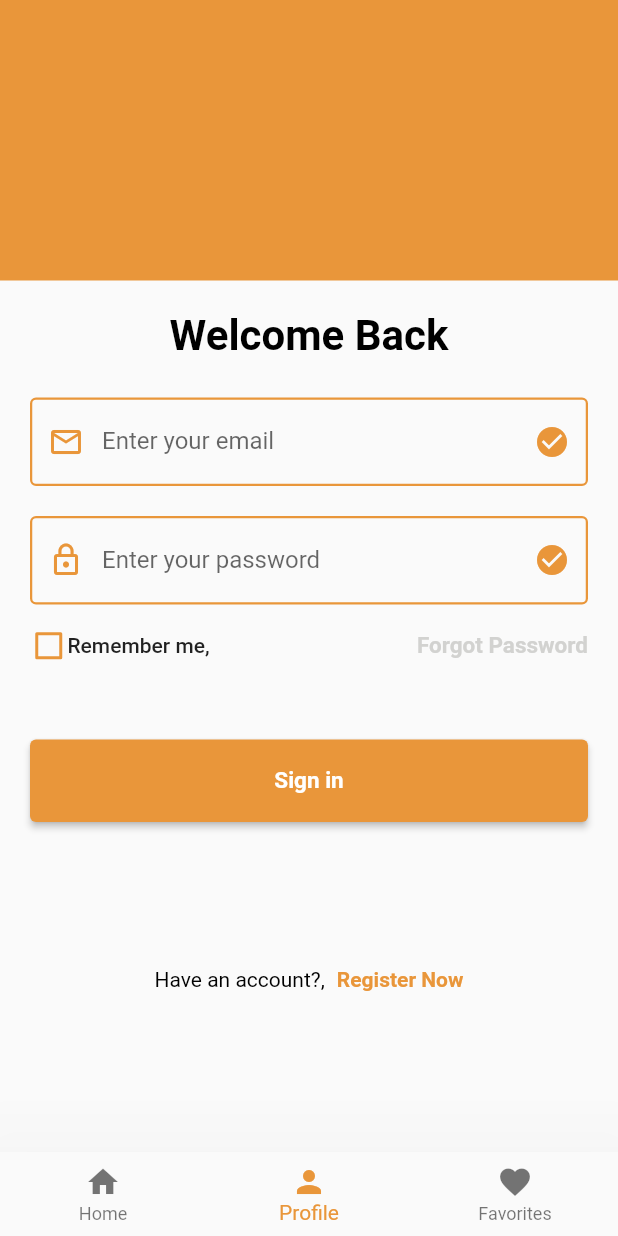
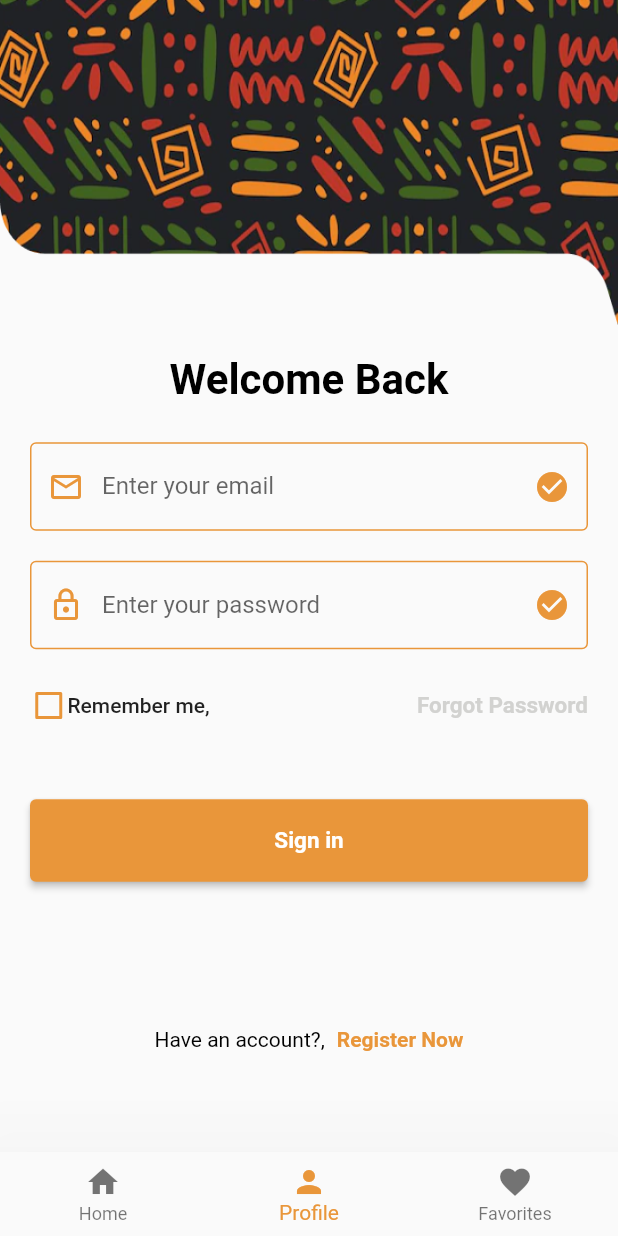
Before and after one commit to black-coda/ologe, a Flutter app: the screen it shows after launch, item 2 of the bottom bar chosen, after a tap on "Sign in", on a phone screen of 412 x 824 dp. Run offline on Flutter 3.47's test engine with Material 2 defaults, Android fonts, the phone set to English and light mode, and no system bars; our stand-ins replace font_awesome_flutter, google_fonts.

Commit message:
create custom clip path and material pattern ✅✅✅

```diff
--- a/lib/UI/cardGrid.dart
+++ b/lib/UI/cardGrid.dart
@@ -9,6 +9,7 @@ class CardGrids extends StatefulWidget {
 }
 
 class _CardGridsState extends State<CardGrids> {
+  // Color currentColor = Theme.of(context).colorScheme.primary;
   @override
   Widget build(BuildContext context) {
     return SliverGrid(
@@ -20,13 +21,12 @@ class _CardGridsState extends State<CardGrids> {
       ),
       delegate: SliverChildBuilderDelegate(
         (BuildContext context, int index) {
-          return Stack(children: [
-            Container(
+          return Container(
             decoration: BoxDecoration(
                 color: Color((math.Random().nextDouble() * 0xFFFFFF).toInt())
                     .withOpacity(1.0),
                 borderRadius: const BorderRadius.all(Radius.circular(10.0))),
-              padding: const EdgeInsets.only(bottom: 8.0, right: 0),
+            padding: const EdgeInsets.only(bottom: 2.0, right: 0),
             child: Column(
               children: [
                 Row(
@@ -36,9 +36,10 @@ class _CardGridsState extends State<CardGrids> {
                       // height: 29,
 
                       decoration: BoxDecoration(
-                          color: Color((math.Random().nextDouble() * 0xFFFFFF)
-                                  .toInt())
-                              .withOpacity(1.0),
+                        color: Theme.of(context)
+                            .colorScheme
+                            .secondary
+                            .withOpacity(0.8),
                         borderRadius: const BorderRadius.only(
                           topRight: Radius.circular(10.0),
                           bottomLeft: Radius.circular(10),
@@ -60,18 +61,17 @@ class _CardGridsState extends State<CardGrids> {
 
                 // Image goes here
 
-                  Positioned(
-                    bottom: 20,
+                SizedBox(
+                  height: 175,
                   child: Image.asset(
-                      "assets/banner_1.png",
+                    "assets/clothe_1.png",
                     // alignment: Alignment.topRight,
-                      // fit: BoxFit.fitHeight,
+                    fit: BoxFit.contain,
                   ),
                 ),
               ],
             ),
-            ),
-          ]);
+          );
         },
         childCount: 10,
       ),
--- a/lib/UI/home.dart
+++ b/lib/UI/home.dart
@@ -80,40 +80,7 @@ class _HomeScreenState extends State<HomeScreen> {
 
                     // SEARCH BAR
 
-                    TextFormField(
-                      decoration: InputDecoration(
-                        hintText: "Ankara",
-                        hintStyle: TextStyle(
-                          fontSize: 13,
-                          color: Theme.of(context).colorScheme.primary,
-                        ),
-                        label: Text(
-                          "Search",
-                          style: TextStyle(
-                            fontSize: 13,
-                            color: Theme.of(context).colorScheme.primary,
-                          ),
-                        ),
-                        labelStyle: const TextStyle(
-                          color: Color(0xffEAEAEC),
-                        ),
-                        fillColor: const Color(0xffEAEAEC),
-                        enabledBorder: const OutlineInputBorder(
-                          borderRadius: BorderRadius.all(Radius.circular(15)),
-                          borderSide: BorderSide(
-                            width: 1.0,
-                            color: Color(0xffEBEBED),
-                          ),
-                        ),
-                        filled: true,
-                        border: const OutlineInputBorder(
-                          borderSide: BorderSide(
-                            width: 0,
-                            color: Color(0xffEBEBED),
-                          ),
-                        ),
-                      ),
-                    ),
+                    const SearchTextFormField(),
 
                     const SizedBox(
                       height: 47,
@@ -121,7 +88,64 @@ class _HomeScreenState extends State<HomeScreen> {
 
                     //Dash feed
 
-                    Container(
+                    const DashFeed(),
+
+                    const SizedBox(
+                      height: 30,
+                    ),
+
+                    _highlightRow(),
+
+                    // CARDS
+
+                    const SizedBox(
+                      height: 20,
+                    ),
+                  ],
+                ),
+              ),
+              const CardGrids()
+            ],
+          ),
+        ),
+      ),
+    );
+  }
+
+  Row _highlightRow() {
+    return Row(
+      mainAxisAlignment: MainAxisAlignment.spaceBetween,
+      children: [
+        Text(
+          "New Arrival 🔥",
+          style: GoogleFonts.poppins(
+            fontWeight: FontWeight.bold,
+            fontSize: 17,
+          ),
+        ),
+        TextButton(
+          onPressed: () {},
+          child: Text(
+            "See all",
+            style: GoogleFonts.poppins(
+              fontWeight: FontWeight.bold,
+              fontSize: 13,
+            ),
+          ),
+        ),
+      ],
+    );
+  }
+}
+
+class DashFeed extends StatelessWidget {
+  const DashFeed({
+    Key? key,
+  }) : super(key: key);
+
+  @override
+  Widget build(BuildContext context) {
+    return Container(
       padding: const EdgeInsets.all(8),
       height: 220,
       decoration: const BoxDecoration(
@@ -180,52 +204,50 @@ class _HomeScreenState extends State<HomeScreen> {
           )
         ],
       ),
+    );
+  }
+}
+
+class SearchTextFormField extends StatelessWidget {
+  const SearchTextFormField({
+    Key? key,
+  }) : super(key: key);
+
+  @override
+  Widget build(BuildContext context) {
+    return TextFormField(
+      decoration: InputDecoration(
+        hintText: "Ankara",
+        hintStyle: TextStyle(
+          fontSize: 13,
+          color: Theme.of(context).colorScheme.primary,
         ),
-
-                    const SizedBox(
-                      height: 30,
-                    ),
-
-                    _highlightRow(),
-
-                    // CARDS
-
-                    const SizedBox(
-                      height: 20,
-                    ),
-                  ],
+        label: Text(
+          "Search",
+          style: TextStyle(
+            fontSize: 13,
+            color: Theme.of(context).colorScheme.primary,
           ),
         ),
-              const CardGrids()
-            ],
+        labelStyle: const TextStyle(
+          color: Color(0xffEAEAEC),
+        ),
+        fillColor: const Color(0xffEAEAEC),
+        enabledBorder: const OutlineInputBorder(
+          borderRadius: BorderRadius.all(Radius.circular(15)),
+          borderSide: BorderSide(
+            width: 1.0,
+            color: Color(0xffEBEBED),
+          ),
+        ),
+        filled: true,
+        border: const OutlineInputBorder(
+          borderSide: BorderSide(
+            width: 0,
+            color: Color(0xffEBEBED),
           ),
         ),
       ),
     );
   }
-
-  Row _highlightRow() {
-    return Row(
-      mainAxisAlignment: MainAxisAlignment.spaceBetween,
-      children: [
-        Text(
-          "New Arrival 🔥",
-          style: GoogleFonts.poppins(
-            fontWeight: FontWeight.bold,
-            fontSize: 17,
-          ),
-        ),
-        TextButton(
-          onPressed: () {},
-          child: Text(
-            "See all",
-            style: GoogleFonts.poppins(
-              fontWeight: FontWeight.bold,
-              fontSize: 13,
-            ),
-          ),
-        ),
-      ],
-    );
 }
-}
--- /dev/null
+++ b/lib/UI/login_ui.dart
@@ -0,0 +1,190 @@
+import 'dart:convert';
+
+// import 'package:damishop/env.dart';
+// import 'package:damishop/product.dart';
+import 'package:flutter/material.dart';
+import 'package:http/http.dart' as http;
+
+import 'utils/customTextFormField.dart';
+
+class HomeWidget extends StatefulWidget {
+  const HomeWidget({super.key});
+
+  @override
+  State<HomeWidget> createState() => _HomeWidgetState();
+}
+
+class _HomeWidgetState extends State<HomeWidget> {
+  // Future<List<Product>> product;
+
+  bool isChecked = false;
+
+  //change state of checkbox
+
+  void checkBoxState(bool value) {
+    return setState(() {
+      isChecked = value;
+    });
+  }
+
+  @override
+  void initState() {
+    super.initState();
+    getData();
+  }
+
+  void getData() async {
+    // await response from the server
+    // http.Response response = await http
+    //     .get(Uri.parse("http://192.168.0.106:8000/api/v1/product-list-fbv/"));
+    // print(response.statusCode);
+
+    // print(response.body);
+    // Map data = jsonDecode(response.body);
+
+    // var responses =
+    //     await http.get(Uri.parse("http://127.0.0.1:8000/categories/"));
+    // print(responses.body);
+  }
+
+  @override
+  Widget build(BuildContext context) {
+    //mediaQuery
+    double widthOfScreen = MediaQuery.of(context).size.width;
+    double heightOfScreen = MediaQuery.of(context).size.height;
+    return Scaffold(
+      body: CustomScrollView(
+        slivers: [
+          // SliverAppBar(
+          //   backgroundColor: Colors.transparent,
+          //   expandedHeight: height_of_screen / 3.8,
+          //   flexibleSpace: FlexibleSpaceBar(
+          //     background: Image.asset(
+          //       "assets/material-bg.png",
+          //       fit: BoxFit.fill,
+          //     ),
+          //   ),
+          // ),
+          SliverToBoxAdapter(
+            child: Column(
+              mainAxisSize: MainAxisSize.min,
+              children: [
+                Container(
+                  height: heightOfScreen / 3.8,
+                  decoration: const BoxDecoration(
+                    image: DecorationImage(
+                      image: AssetImage("assets/material-bg.png"),
+                      fit: BoxFit.fill,
+                    ),
+                  ),
+                ),
+                const SizedBox(height: 20),
+                Form(
+                  child: Padding(
+                    padding: const EdgeInsets.symmetric(horizontal: 20.0),
+                    child: Column(
+                      children: [
+                        const Text(
+                          "Welcome Back",
+                          style: TextStyle(
+                            color: Colors.black,
+                            fontSize: 28,
+                            fontWeight: FontWeight.bold,
+                          ),
+                        ),
+                        const SizedBox(height: 25),
+                        const CustomTextField(
+                            prefixIcon: Icons.email_outlined,
+                            label: "Enter your email"),
+                        const SizedBox(height: 20),
+                        const CustomTextField(
+                            prefixIcon: Icons.lock_outline,
+                            label: "Enter your password"),
+                        const SizedBox(height: 25),
+                        Row(
+                          mainAxisAlignment: MainAxisAlignment.spaceBetween,
+                          children: [
+                            Row(
+                              children: [
+                                SizedBox(
+                                  height: 25,
+                                  width: 25,
+                                  child: Checkbox(
+                                    value: isChecked,
+                                    onChanged: null,
+                                    side: BorderSide(
+                                      color:
+                                          Theme.of(context).colorScheme.primary,
+                                      width: 2.0,
+                                    ),
+                                  ),
+                                ),
+                                const Text(
+                                  "Remember me,",
+                                  style: TextStyle(
+                                    fontWeight: FontWeight.w500,
+                                  ),
+                                ),
+                              ],
+                            ),
+                            const Text(
+                              "Forgot Password",
+                              style: TextStyle(
+                                  color: Color(0xffD2D2D0),
+                                  fontWeight: FontWeight.w700,
+                                  fontSize: 15),
+                            )
+                          ],
+                        ),
+                        const SizedBox(height: 50),
+                        ElevatedButton(
+                          onPressed: () {},
+                          style: ElevatedButton.styleFrom(
+                              minimumSize: Size(widthOfScreen - 40, 55)),
+                          child: const Text(
+                            "Sign in",
+                            style: TextStyle(
+                              fontWeight: FontWeight.bold,
+                              fontSize: 15,
+                            ),
+                          ),
+                        ),
+                        const SizedBox(height: 80),
+                        Row(
+                          mainAxisSize: MainAxisSize.min,
+                          mainAxisAlignment: MainAxisAlignment.spaceBetween,
+                          children: [
+                            const Text(
+                              "Have an account?,",
+                              style: TextStyle(
+                                color: Colors.black,
+                              ),
+                            ),
+                            const SizedBox(width: 8),
+                            GestureDetector(
+                              onTap: () {
+                                //TODO: To implement Navigate to login
+                              },
+                              child: Text(
+                                "Register Now",
+                                style: TextStyle(
+                                  color: Theme.of(context).colorScheme.primary,
+                                  fontWeight: FontWeight.bold,
+                                ),
+                              ),
+                            ),
+                            const SizedBox(height: 50),
+                          ],
+                        ),
+                      ],
+                    ),
+                  ),
+                )
+              ],
+            ),
+          )
+        ],
+      ),
+    );
+  }
+}
--- a/lib/UI/logn_ui.dart
+++ /dev/null
@@ -1,206 +0,0 @@
-import 'dart:convert';
-
-// import 'package:damishop/env.dart';
-// import 'package:damishop/product.dart';
-import 'package:flutter/material.dart';
-import 'package:http/http.dart' as http;
-
-class HomeWidget extends StatefulWidget {
-  const HomeWidget({super.key});
-
-  @override
-  State<HomeWidget> createState() => _HomeWidgetState();
-}
-
-class _HomeWidgetState extends State<HomeWidget> {
-  // Future<List<Product>> product;
-
-  bool isChecked = false;
-
-  //change state of checkbox
-
-  void checkBoxState(bool value) {
-    return setState(() {
-      isChecked = value;
-    });
-  }
-
-  @override
-  void initState() {
-    super.initState();
-    getData();
-  }
-
-  void getData() async {
-    // await response from the server
-    // http.Response response = await http
-    //     .get(Uri.parse("http://192.168.0.106:8000/api/v1/product-list-fbv/"));
-    // print(response.statusCode);
-
-    // print(response.body);
-    // Map data = jsonDecode(response.body);
-
-    var responses =
-        await http.get(Uri.parse("http://127.0.0.1:8000/categories/"));
-    print(responses.body);
-  }
-
-  @override
-  Widget build(BuildContext context) {
-    //mediaQuery
-    var width_of_screen = MediaQuery.of(context).size.width;
-    return Scaffold(
-      body: Column(
-        mainAxisSize: MainAxisSize.min,
-        children: [
-          Expanded(
-            flex: 1,
-            child: Container(
-              color: Theme.of(context).colorScheme.primary,
-            ),
-          ),
-          const SizedBox(height: 20),
-          Expanded(
-            flex: 3,
-            child: Form(
-              child: Padding(
-                padding: const EdgeInsets.symmetric(horizontal: 20.0),
-                child: Column(
-                  children: [
-                    const Text(
-                      "Welcome Back",
-                      style: TextStyle(
-                        color: Colors.black,
-                        fontSize: 28,
-                        fontWeight: FontWeight.bold,
-                      ),
-                    ),
-                    const SizedBox(height: 25),
-                    const CustomTextField(
-                        prefixIcon: Icons.email_outlined,
-                        label: "Enter your email"),
-                    const SizedBox(height: 20),
-                    const CustomTextField(
-                        prefixIcon: Icons.lock_outline,
-                        label: "Enter your password"),
-                    const SizedBox(height: 15),
-                    Row(
-                      mainAxisAlignment: MainAxisAlignment.spaceBetween,
-                      children: [
-                        Row(
-                          children: [
-                            SizedBox(
-                              height: 25,
-                              width: 25,
-                              child: Checkbox(
-                                value: isChecked,
-                                onChanged: null,
-                                side: BorderSide(
-                                  color: Theme.of(context).colorScheme.primary,
-                                  width: 2.0,
-                                ),
-                              ),
-                            ),
-                            const Text(
-                              "Remember me,",
-                              style: TextStyle(
-                                fontWeight: FontWeight.w500,
-                              ),
-                            ),
-                          ],
-                        ),
-                        const Text(
-                          "Forgot Password",
-                          style: TextStyle(
-                              color: Color(0xffD2D2D0),
-                              fontWeight: FontWeight.w700,
-                              fontSize: 15),
-                        )
-                      ],
-                    ),
-                    const SizedBox(height: 50),
-                    ElevatedButton(
-                      onPressed: () {},
-                      style: ElevatedButton.styleFrom(
-                          minimumSize: Size(width_of_screen - 40, 55)),
-                      child: const Text(
-                        "Sign in",
-                        style: TextStyle(
-                          fontWeight: FontWeight.bold,
-                          fontSize: 15,
-                        ),
-                      ),
-                    ),
-                    const SizedBox(height: 80),
-                    Row(
-                      mainAxisSize: MainAxisSize.min,
-                      mainAxisAlignment: MainAxisAlignment.spaceBetween,
-                      children: [
-                        const Text(
-                          "Have an account?,",
-                          style: TextStyle(
-                            color: Colors.black,
-                          ),
-                        ),
-                        const SizedBox(width: 8),
-                        GestureDetector(
-                          onTap: () {
-                            //TODO: To implement Navigate to login
-                          },
-                          child: Text(
-                            "Register Now",
-                            style: TextStyle(
-                              color: Theme.of(context).colorScheme.primary,
-                              fontWeight: FontWeight.bold,
-                            ),
-                          ),
-                        ),
-                        const SizedBox(height: 50),
-                      ],
-                    ),
-                  ],
-                ),
-              ),
-            ),
-          )
-        ],
-      ),
-    );
-  }
-}
-
-class CustomTextField extends StatelessWidget {
-  const CustomTextField({
-    Key? key,
-    required this.prefixIcon,
-    required this.label,
-  }) : super(key: key);
-
-  final IconData prefixIcon;
-
-  final String label;
-
-  @override
-  Widget build(BuildContext context) {
-    return TextFormField(
-      decoration: InputDecoration(
-        enabledBorder: OutlineInputBorder(
-          borderSide: BorderSide(
-            color: Theme.of(context).colorScheme.primary,
-            width: 1.5,
-          ),
-        ),
-        fillColor: Theme.of(context).colorScheme.primary,
-        prefixIcon: Icon(
-          prefixIcon,
-        ),
-        labelText: label,
-        //TODO: To create validation whether email is confirm
-        suffixIcon: const Icon(Icons.check_circle_sharp),
-        suffixIconColor: Theme.of(context).colorScheme.primary,
-        prefixIconColor: Theme.of(context).colorScheme.primary,
-        border: const OutlineInputBorder(),
-      ),
-    );
-  }
-}
--- /dev/null
+++ b/lib/UI/utils/customTextFormField.dart
@@ -0,0 +1,37 @@
+import 'package:flutter/material.dart';
+
+class CustomTextField extends StatelessWidget {
+  const CustomTextField({
+    Key? key,
+    required this.prefixIcon,
+    required this.label,
+  }) : super(key: key);
+
+  final IconData prefixIcon;
+
+  final String label;
+
+  @override
+  Widget build(BuildContext context) {
+    return TextFormField(
+      decoration: InputDecoration(
+        enabledBorder: OutlineInputBorder(
+          borderSide: BorderSide(
+            color: Theme.of(context).colorScheme.primary,
+            width: 1.0,
+          ),
+        ),
+        fillColor: Theme.of(context).colorScheme.primary,
+        prefixIcon: Icon(
+          prefixIcon,
+        ),
+        labelText: label,
+        //TODO: To create validation whether email is confirm
+        suffixIcon: const Icon(Icons.check_circle_sharp),
+        suffixIconColor: Theme.of(context).colorScheme.primary,
+        prefixIconColor: Theme.of(context).colorScheme.primary,
+        border: const OutlineInputBorder(),
+      ),
+    );
+  }
+}
--- /dev/null
+++ b/lib/UI/utils/waveClip.dart
@@ -0,0 +1,36 @@
+import 'package:flutter/material.dart';
+
+
+class WaveClipper extends CustomClipper<Path> {
+  @override
+  Path getClip(Size size) {
+    // double width = size.width;
+    // double height = size.height;
+
+    // Always start at the left corner (0,0)
+
+    Path path0 = Path();
+    path0.moveTo(0, 0);
+    path0.quadraticBezierTo(size.width * -0.0716667, size.height * 0.2953571, 0,
+        size.height * 0.4642857);
+    path0.cubicTo(
+        size.width * 0.0052083,
+        size.height * 0.6400000,
+        size.width * 0.9897917,
+        size.height * 0.4267857,
+        size.width,
+        size.height * 0.7028571);
+    path0.quadraticBezierTo(
+        size.width * 1.0183333, size.height * 0.5614286, size.width, 0);
+    path0.lineTo(size.width * 0.3750000, 0);
+    path0.quadraticBezierTo(
+        size.width * 0.2143750, 0, size.width * 0.1608333, 0);
+
+    // straight line to the first point
+    path0.close();
+    return path0;
+  }
+
+  @override
+  bool shouldReclip(CustomClipper<Path> oldClipper) => false;
+}
--- a/lib/bottom_nav_bar.dart
+++ b/lib/bottom_nav_bar.dart
@@ -1,6 +1,6 @@
 import 'package:damishop/UI/home.dart';
 import 'package:damishop/defaults.dart';
-import 'package:damishop/UI/logn_ui.dart';
+import 'package:damishop/UI/login_ui.dart';
 import 'package:flutter/material.dart';
 
 class MenuBar extends StatefulWidget {
@@ -18,9 +18,6 @@ class _MenuBarState extends State<MenuBar> {
     HomeWidget(),
     Center(
       child: Text("Yap"),
-    ),
-    Center(
-      child: Text("Its me"),
     ),
   ];
 
--- a/lib/main.dart
+++ b/lib/main.dart
@@ -13,9 +13,11 @@ class AppWidget extends StatelessWidget {
   Widget build(BuildContext context) {
     return MaterialApp(
       theme: ThemeData(
+        useMaterial3: !true,
         primaryColor: const Color(0xffE9963A),
         colorScheme: const ColorScheme.light(
           primary: Color(0xffE9963A),
+          secondary: Colors.white
         ),
       ),
       debugShowCheckedModeBanner: false,
```
Also changed, not shown: assets/clothe_1.png (added), assets/material-bg.png (added), assets/material-bg@2x.png (added), assets/material-bg@3x.png (added). Lines whose indentation alone changed are shown as unchanged.
